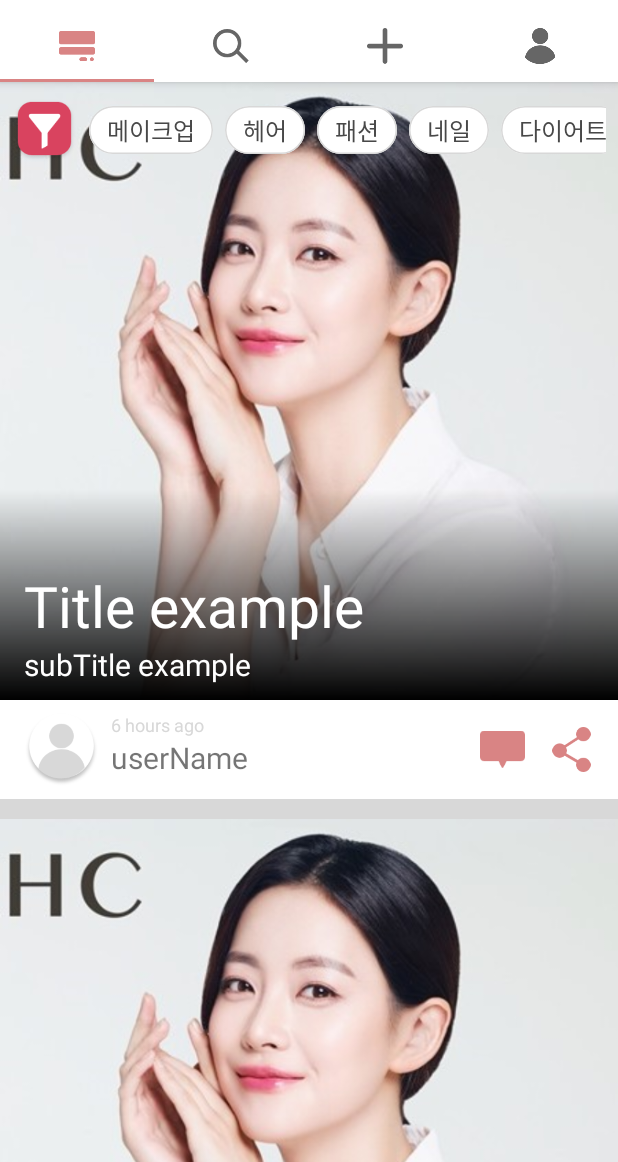
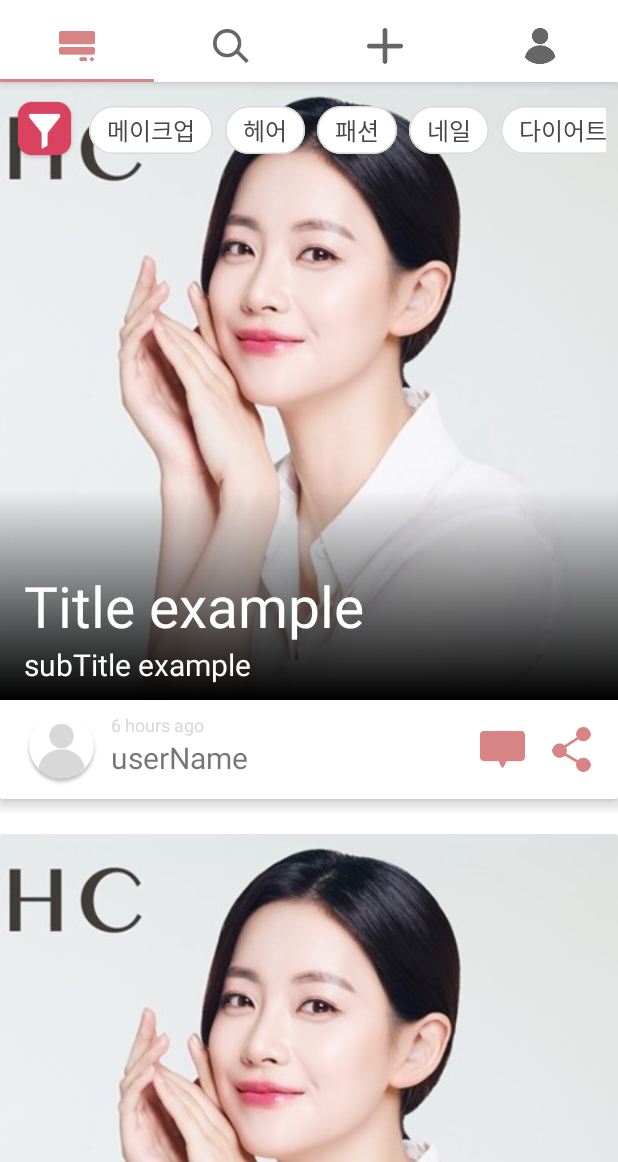
Before and after one commit to cometj03/2020-Dicon-TinT, an Android app: the screen it shows after launch (MainActivity), on a phone screen of 412 x 824 dp, the part 74-1236 px from its top. Run offline under Robolectric (Android 15) with nearby library versions, the phone set to English and light mode, and no system bars.

Commit message:
FeedItem Shadow

```diff
--- a/app/src/main/java/com/sunrin/tint/Feed/FeedFragment.java
+++ b/app/src/main/java/com/sunrin/tint/Feed/FeedFragment.java
@@ -16,6 +16,7 @@ import androidx.annotation.Nullable;
 import androidx.fragment.app.Fragment;
 import androidx.recyclerview.widget.LinearLayoutManager;
 import androidx.recyclerview.widget.RecyclerView;
+import androidx.swiperefreshlayout.widget.SwipeRefreshLayout;
 
 import com.google.android.material.chip.Chip;
 import com.google.android.material.chip.ChipGroup;
@@ -38,6 +39,7 @@ public class FeedFragment extends Fragment {
     HorizontalScrollView scrollView;
     ImageButton filterToggle;
 
+    SwipeRefreshLayout refreshLayout;
     RecyclerView recyclerView;
 
     // chip 클릭 리스너 생성
@@ -85,6 +87,16 @@ public class FeedFragment extends Fragment {
         VerticalSpaceDecoration itemDecoration = new VerticalSpaceDecoration(20);
         recyclerView.addItemDecoration(itemDecoration);
 
+        refreshLayout.setOnRefreshListener(new SwipeRefreshLayout.OnRefreshListener() {
+            @Override
+            public void onRefresh() {
+                // 새로 고침 코드 작성
+
+                // 새로 고침 완료
+                refreshLayout.setRefreshing(false);
+            }
+        });
+
         return view;
     }
 
@@ -98,6 +110,7 @@ public class FeedFragment extends Fragment {
         chipGroup = view.findViewById(R.id.chipGroup);
         scrollView = view.findViewById(R.id.scrollView);
         filterToggle = view.findViewById(R.id.filterToggle);
+        refreshLayout = view.findViewById(R.id.swipeLayout);
         recyclerView = view.findViewById(R.id.recyclerView);
 
         chips.add(view.findViewById(R.id.chip1));
--- a/app/src/main/res/layout/feed_item.xml
+++ b/app/src/main/res/layout/feed_item.xml
@@ -5,8 +5,23 @@
     android:layout_width="match_parent"
     android:layout_height="wrap_content"
     android:background="?attr/colorOnPrimary"
+    android:clipChildren="false"
+    android:clipToPadding="false"
     xmlns:app="http://schemas.android.com/apk/res-auto">
 
+    <androidx.cardview.widget.CardView
+        android:layout_width="match_parent"
+        android:layout_height="wrap_content"
+        android:layout_marginBottom="10dp"
+        app:cardElevation="5dp"
+        app:layout_constraintBottom_toBottomOf="parent"
+        app:layout_constraintEnd_toEndOf="parent"
+        app:layout_constraintStart_toStartOf="parent"
+        app:layout_constraintTop_toTopOf="parent">
+
+        <androidx.constraintlayout.widget.ConstraintLayout
+            android:layout_width="match_parent"
+            android:layout_height="wrap_content">
 
             <RelativeLayout
                 android:id="@+id/feed_thumbnail"
@@ -120,5 +135,8 @@
                 app:layout_constraintEnd_toEndOf="parent"
                 app:layout_constraintTop_toBottomOf="@+id/feed_thumbnail" />
 
+        </androidx.constraintlayout.widget.ConstraintLayout>
+
+    </androidx.cardview.widget.CardView>
 
 </androidx.constraintlayout.widget.ConstraintLayout>
--- a/app/src/main/res/layout/fragment_feed.xml
+++ b/app/src/main/res/layout/fragment_feed.xml
@@ -5,15 +5,17 @@
     android:layout_width="match_parent"
     android:layout_height="match_parent">
 
-    <androidx.recyclerview.widget.RecyclerView
-        android:id="@+id/recyclerView"
-        android:layout_width="0dp"
-        android:layout_height="0dp"
-        android:background="@color/gray"
-        app:layout_constraintBottom_toBottomOf="parent"
-        app:layout_constraintEnd_toEndOf="parent"
-        app:layout_constraintStart_toStartOf="parent"
-        app:layout_constraintTop_toTopOf="parent" />
+    <androidx.swiperefreshlayout.widget.SwipeRefreshLayout
+        android:id="@+id/swipeLayout"
+        android:layout_width="match_parent"
+        android:layout_height="match_parent">
+
+        <androidx.recyclerview.widget.RecyclerView
+            android:id="@+id/recyclerView"
+            android:layout_width="match_parent"
+            android:layout_height="match_parent" />
+
+    </androidx.swiperefreshlayout.widget.SwipeRefreshLayout>
 
     <ImageButton
         android:id="@+id/filterToggle"
--- a/app/src/main/res/values-night/themes.xml
+++ b/app/src/main/res/values-night/themes.xml
@@ -16,4 +16,10 @@
         <item name="windowActionBar">false</item>
         <item name="windowNoTitle">true</item>
     </style>
+
+    <style name="ChipTextStyle" parent="TextAppearance.MaterialComponents.Chip">
+        <item name="android:textSize">16sp</item>
+        <!--item name="android:textStyle">bold</item>
+        <item name="fontFamily">asdf</item-->
+    </style>
 </resources>
```
Lines whose indentation alone changed are shown as unchanged.
